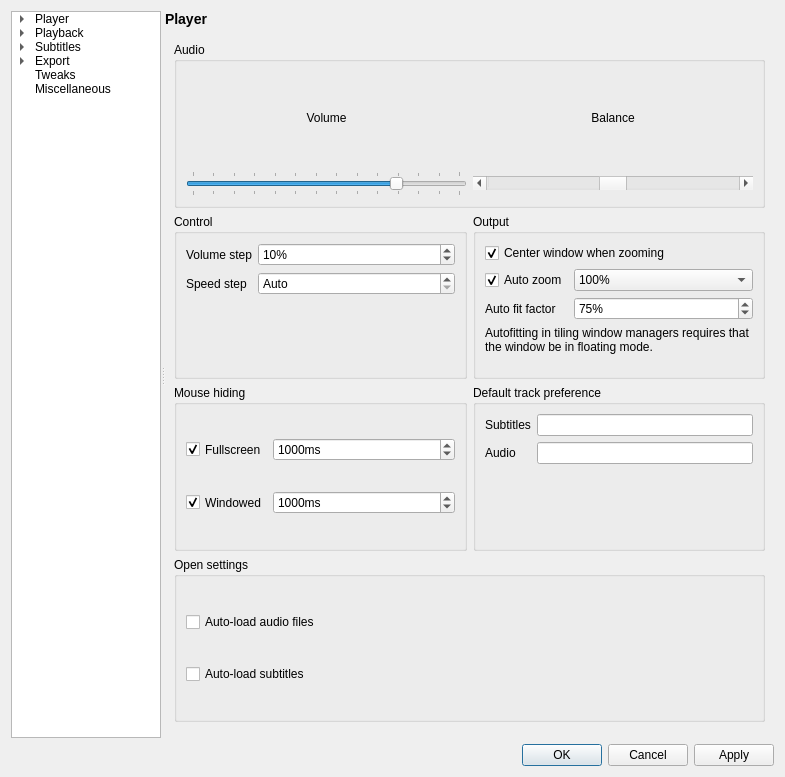
Old version of the form settingswindow.ui in the repository mpc-qt/mpc-qt.
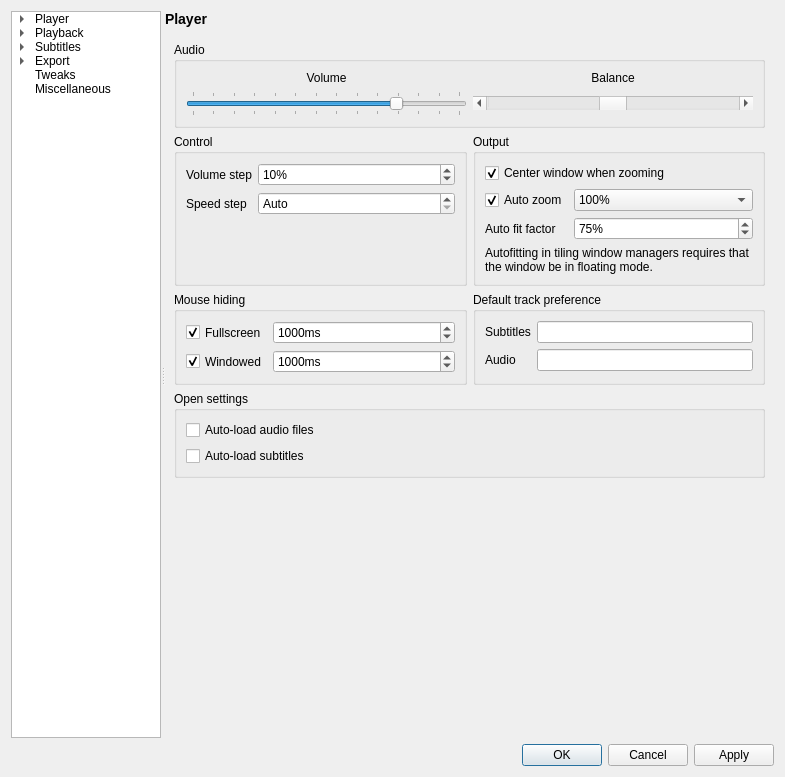
New version of the form. The open tabs and pages were chosen to show the change.

Diff of the .ui file:
```diff
--- a/settingswindow.ui
+++ b/settingswindow.ui
@@ -827,6 +827,12 @@
              <property name="orientation">
               <enum>Qt::Vertical</enum>
              </property>
+             <property name="sizeHint" stdset="0">
+              <size>
+               <width>0</width>
+               <height>0</height>
+              </size>
+             </property>
             </spacer>
            </item>
            <item row="2" column="1">
```
Left out of the diff: 9 changed lines with no effect on the pictures.
